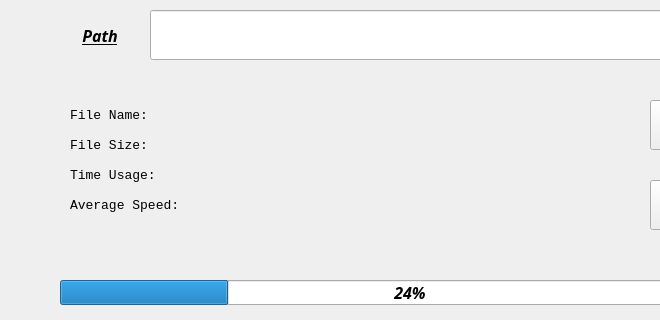
Above: downloadmanager.ui from whuLinux/p2pDownload before the change; both pictures show x 0 to 660 and y 140 to 460 of the 800 by 600 pixel window. Below: the same form after it.
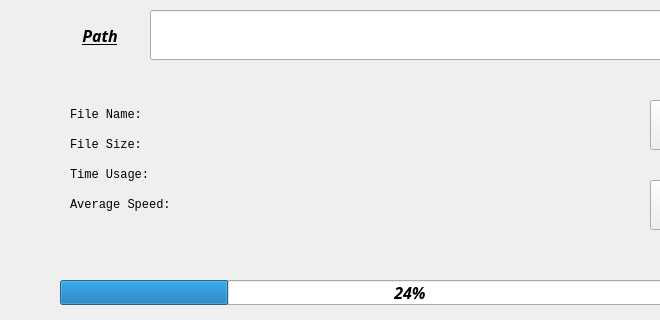
That is the form after the change.

```diff
--- a/downloadmanager.ui
+++ b/downloadmanager.ui
@@ -141,7 +141,7 @@
     <property name="font">
      <font>
       <family>Consolas</family>
-      <pointsize>10</pointsize>
+      <pointsize>9</pointsize>
       <weight>50</weight>
       <italic>false</italic>
       <bold>false</bold>
@@ -163,7 +163,7 @@
     <property name="font">
      <font>
       <family>Consolas</family>
-      <pointsize>10</pointsize>
+      <pointsize>9</pointsize>
       <weight>50</weight>
       <italic>false</italic>
       <bold>false</bold>
@@ -185,7 +185,7 @@
     <property name="font">
      <font>
       <family>Consolas</family>
-      <pointsize>10</pointsize>
+      <pointsize>9</pointsize>
       <weight>50</weight>
       <italic>false</italic>
       <bold>false</bold>
@@ -207,7 +207,7 @@
     <property name="font">
      <font>
       <family>Consolas</family>
-      <pointsize>10</pointsize>
+      <pointsize>9</pointsize>
       <weight>50</weight>
       <italic>false</italic>
       <bold>false</bold>
```
